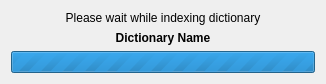
Qt form src/ui/forms/initializing.ui (FrightenedFoxCN/goldendict) before a commit.
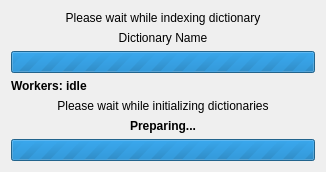
The same form after that commit.

```diff
--- a/src/ui/forms/initializing.ui
+++ b/src/ui/forms/initializing.ui
@@ -9,7 +9,7 @@
     <x>0</x>
     <y>0</y>
     <width>326</width>
-    <height>84</height>
+        <height>164</height>
    </rect>
   </property>
   <property name="minimumSize">
@@ -34,12 +34,6 @@
    </item>
    <item>
     <widget class="QLabel" name="dictionary" >
-     <property name="font" >
-      <font>
-       <weight>75</weight>
-       <bold>true</bold>
-      </font>
-     </property>
      <property name="text" >
       <string>Dictionary Name</string>
      </property>
@@ -67,6 +61,70 @@
      </property>
     </widget>
    </item>
+    <item>
+     <widget class="QLabel" name="workerTasks" >
+       <property name="font" >
+        <font>
+         <weight>75</weight>
+         <bold>true</bold>
+        </font>
+       </property>
+      <property name="text" >
+      <string>Workers: idle</string>
+      </property>
+      <property name="alignment" >
+      <set>Qt::AlignLeft|Qt::AlignTop</set>
+      </property>
+      <property name="wordWrap">
+      <bool>true</bool>
+      </property>
+     </widget>
+    </item>
+    <item>
+     <widget class="QLabel" name="deferredOperation" >
+      <property name="text" >
+        <string>Please wait while initializing dictionaries</string>
+      </property>
+      <property name="alignment" >
+        <set>Qt::AlignCenter</set>
+      </property>
+     </widget>
+    </item>
+    <item>
+     <widget class="QLabel" name="deferredDictionary" >
+      <property name="font" >
+        <font>
+         <weight>75</weight>
+         <bold>true</bold>
+        </font>
+      </property>
+      <property name="text" >
+        <string>Preparing...</string>
+      </property>
+      <property name="scaledContents" >
+        <bool>false</bool>
+      </property>
+      <property name="alignment" >
+        <set>Qt::AlignCenter</set>
+      </property>
+      <property name="wordWrap">
+        <bool>true</bool>
+      </property>
+     </widget>
+    </item>
+    <item>
+     <widget class="QProgressBar" name="deferredProgressBar" >
+      <property name="maximum" >
+        <number>0</number>
+      </property>
+      <property name="value" >
+        <number>-1</number>
+      </property>
+      <property name="alignment">
+        <set>Qt::AlignCenter</set>
+      </property>
+     </widget>
+    </item>
   </layout>
  </widget>
  <resources/>
```
